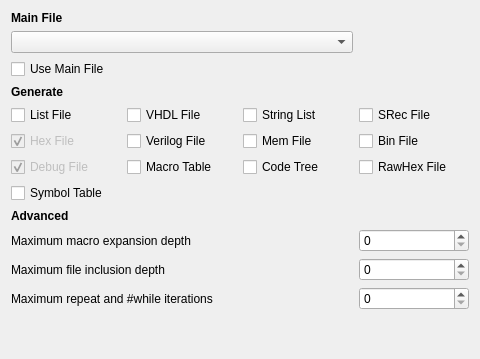
Above: IDE/GUI/dialogs/projectcfg/projectcfg_compiler.ui from AbyssAbbeba/MDS-picoblaze-AVR-ide before the change. Below: the same form after it.
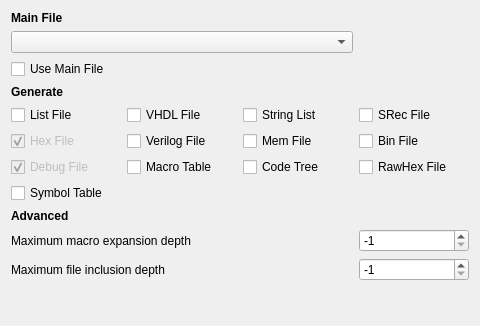
That is the form after the change.

What changed in the file:
```diff
--- a/IDE/GUI/dialogs/projectcfg/projectcfg_compiler.ui
+++ b/IDE/GUI/dialogs/projectcfg/projectcfg_compiler.ui
@@ -7,7 +7,7 @@
     <x>0</x>
     <y>0</y>
     <width>480</width>
-    <height>359</height>
+    <height>326</height>
    </rect>
   </property>
   <property name="windowTitle">
@@ -22,10 +22,20 @@
     </widget>
    </item>
    <item row="9" column="3">
-    <widget class="QSpinBox" name="sbMacroDepth"/>
-   </item>
-   <item row="11" column="3">
-    <widget class="QSpinBox" name="sbWhileIteration"/>
+    <widget class="QSpinBox" name="sbMacroDepth">
+     <property name="minimum">
+      <number>-1</number>
+     </property>
+     <property name="maximum">
+      <number>32767</number>
+     </property>
+     <property name="singleStep">
+      <number>0</number>
+     </property>
+     <property name="value">
+      <number>-1</number>
+     </property>
+    </widget>
    </item>
    <item row="6" column="3">
     <widget class="QCheckBox" name="chckRawHexFile">
@@ -117,12 +127,15 @@
     </widget>
    </item>
    <item row="10" column="3">
-    <widget class="QSpinBox" name="sbFileDepth"/>
-   </item>
-   <item row="11" column="0" colspan="3">
-    <widget class="QLabel" name="label_5">
-     <property name="text">
-      <string>Maximum repeat and #while iterations</string>
+    <widget class="QSpinBox" name="sbFileDepth">
+     <property name="minimum">
+      <number>-1</number>
+     </property>
+     <property name="maximum">
+      <number>32767</number>
+     </property>
+     <property name="value">
+      <number>-1</number>
      </property>
     </widget>
    </item>
@@ -192,7 +205,7 @@
    <item row="1" column="0" colspan="3">
     <widget class="QComboBox" name="cmbMainFile"/>
    </item>
-   <item row="12" column="0" colspan="2">
+   <item row="11" column="0" colspan="2">
     <spacer name="verticalSpacer">
      <property name="orientation">
       <enum>Qt::Vertical</enum>
```
